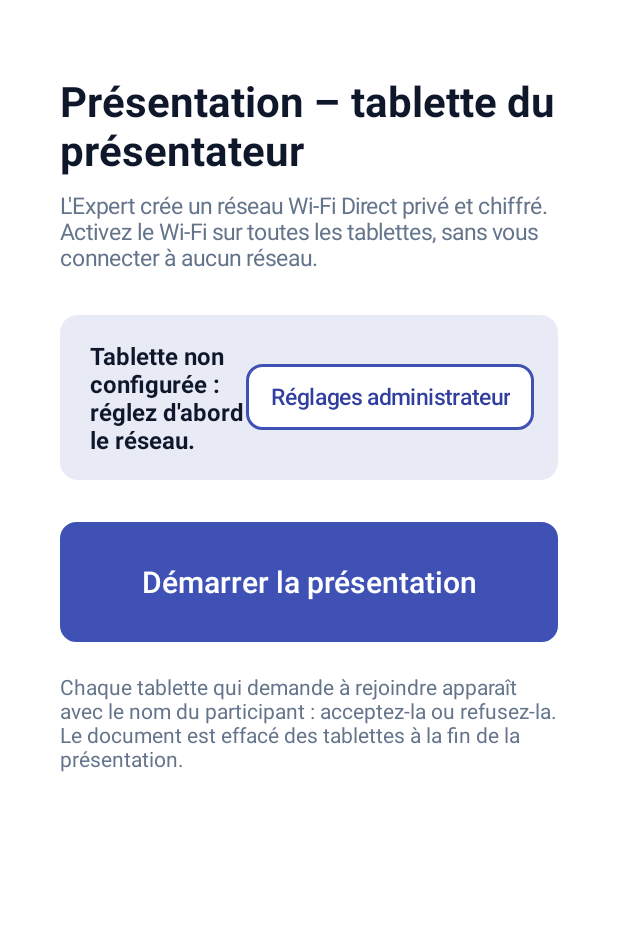
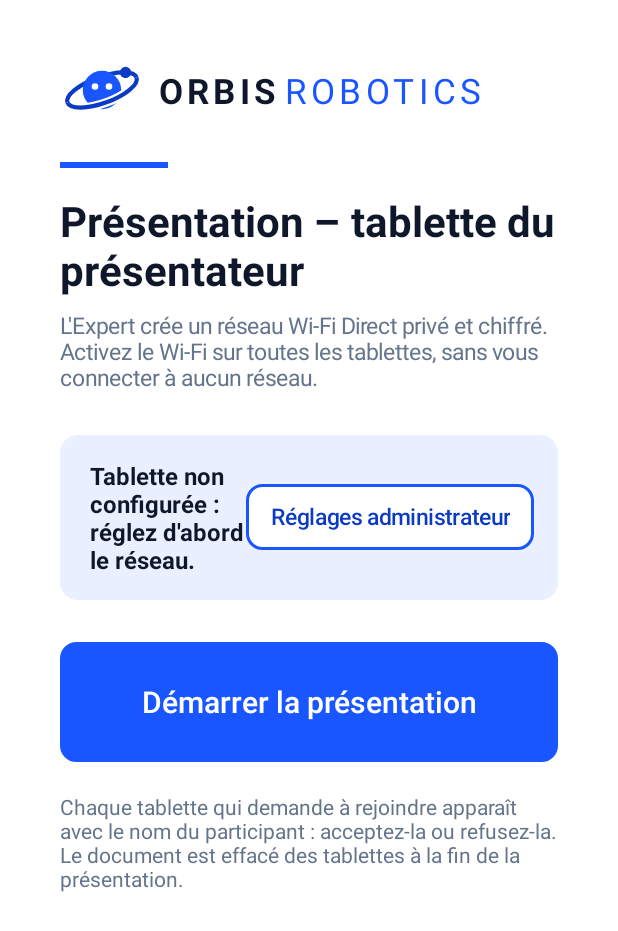
Before and after one commit to ant-one-dev/pdf-sync, an Android app: the screen it shows after launch (MainActivity), on a phone screen of 412 x 824 dp. Shown: the top 931 px of the screen. Run offline under Robolectric (Android 15) with nearby library versions, the phone set to English and light mode, and no system bars.

Commit message:
Charte Orbis Robotics : logo, couleurs, icône

```diff
--- a/app/src/main/AndroidManifest.xml
+++ b/app/src/main/AndroidManifest.xml
@@ -23,7 +23,7 @@
 
     <application
         android:allowBackup="false"
-        android:icon="@android:drawable/ic_menu_slideshow"
+        android:icon="@mipmap/ic_launcher"
         android:label="${appName}"
         android:largeHeap="true"
         android:theme="@style/Theme.PdfSync">
--- a/app/src/main/java/com/orbisrobotics/pdfsync/MainActivity.kt
+++ b/app/src/main/java/com/orbisrobotics/pdfsync/MainActivity.kt
@@ -15,6 +15,7 @@ import android.os.Bundle
 import android.provider.Settings
 import android.text.InputType
 import android.view.Gravity
+import android.view.View
 import android.widget.EditText
 import android.widget.FrameLayout
 import android.widget.LinearLayout
@@ -39,6 +40,9 @@ class MainActivity : Activity() {
             orientation = LinearLayout.VERTICAL
             setPadding(dp(40), dp(32), dp(40), dp(32))
         }
+        content.addView(logo(56))
+        content.addView(View(this).apply { setBackgroundColor(Palette.ACCENT) },
+            LinearLayout.LayoutParams(dp(72), dp(4)).apply { topMargin = dp(20) })
         content.addView(label(screenTitle(), 28f, Palette.TEXT, bold = true).apply { setPadding(0, dp(16), 0, 0) })
         content.addView(label("L'Expert crée un réseau Wi-Fi Direct privé et chiffré. Activez le Wi-Fi " +
             "sur toutes les tablettes, sans vous connecter à aucun réseau.", 15f, Palette.MUTED).apply {
--- a/app/src/main/java/com/orbisrobotics/pdfsync/PageView.kt
+++ b/app/src/main/java/com/orbisrobotics/pdfsync/PageView.kt
@@ -83,7 +83,7 @@ class PageView(context: Context) : View(context) {
     })
 
     init {
-        setBackgroundColor(0xFFEEF1F5.toInt())
+        setBackgroundColor(Palette.PAGE_BG)
     }
 
     fun setPage(bmp: Bitmap) {
--- a/app/src/main/java/com/orbisrobotics/pdfsync/Ui.kt
+++ b/app/src/main/java/com/orbisrobotics/pdfsync/Ui.kt
@@ -6,14 +6,17 @@ import android.graphics.Color
 import android.graphics.Typeface
 import android.graphics.drawable.GradientDrawable
 import android.graphics.drawable.RippleDrawable
+import android.view.Gravity
 import android.widget.Button
+import android.widget.ImageView
 import android.widget.LinearLayout
 import android.widget.TextView
 
 object Palette {
-    const val ACCENT = 0xFF3F51B5.toInt()
-    const val ACCENT_DARK = 0xFF303F9F.toInt()
-    const val ACCENT_LIGHT = 0xFFE8EAF6.toInt()
+    // Orbis Robotics : bleu électrique / blanc
+    const val ACCENT = 0xFF1A56FF.toInt()
+    const val ACCENT_DARK = 0xFF0B3AC4.toInt()
+    const val ACCENT_LIGHT = 0xFFEAF0FF.toInt()
     const val TEXT = 0xFF0F172A.toInt()
     const val MUTED = 0xFF64748B.toInt()
     const val DIVIDER = 0xFFE2E8F0.toInt()
@@ -61,3 +64,19 @@ fun Context.label(text: String, size: Float, color: Int, bold: Boolean = false)
 fun startMargin(px: Int) = LinearLayout.LayoutParams(
     LinearLayout.LayoutParams.WRAP_CONTENT, LinearLayout.LayoutParams.WRAP_CONTENT
 ).apply { marginStart = px }
+
+/** Logo : pictogramme + « ORBIS ROBOTICS ». */
+fun Context.logo(size: Int) = LinearLayout(this).apply {
+    orientation = LinearLayout.HORIZONTAL
+    gravity = Gravity.CENTER_VERTICAL
+    addView(ImageView(context).apply { setImageResource(R.drawable.ic_orbis) },
+        LinearLayout.LayoutParams(dp(size), dp(size)))
+    addView(label("ORBIS", size * 0.42f, Palette.TEXT, bold = true).apply {
+        letterSpacing = 0.12f
+        setPadding(dp(10), 0, 0, 0)
+    })
+    addView(label("ROBOTICS", size * 0.42f, Palette.ACCENT).apply {
+        letterSpacing = 0.12f
+        setPadding(dp(6), 0, 0, 0)
+    })
+}
--- /dev/null
+++ b/app/src/main/res/drawable/ic_orbis.xml
@@ -0,0 +1,22 @@
+<vector xmlns:android="http://schemas.android.com/apk/res/android"
+    android:width="48dp"
+    android:height="48dp"
+    android:viewportWidth="48"
+    android:viewportHeight="48">
+    <group android:rotation="-20" android:pivotX="24" android:pivotY="24">
+        <path android:strokeColor="#0B3AC4" android:strokeWidth="2.4"
+            android:pathData="M3,24a21,7.5 0 0,1 42,0" />
+        <path android:fillColor="#0B3AC4"
+            android:pathData="M36.9,19.2a3.2,3.2 0 1,0 6.4,0a3.2,3.2 0 1,0 -6.4,0" />
+    </group>
+    <path android:fillColor="#1A56FF"
+        android:pathData="M13,24a11,11 0 1,0 22,0a11,11 0 1,0 -22,0" />
+    <path android:fillColor="#FFFFFF"
+        android:pathData="M18.1,22a1.9,1.9 0 1,0 3.8,0a1.9,1.9 0 1,0 -3.8,0M26.1,22a1.9,1.9 0 1,0 3.8,0a1.9,1.9 0 1,0 -3.8,0" />
+    <group android:rotation="-20" android:pivotX="24" android:pivotY="24">
+        <path android:strokeColor="#FFFFFF" android:strokeWidth="5"
+            android:pathData="M3,24a21,7.5 0 0,0 42,0" />
+        <path android:strokeColor="#0B3AC4" android:strokeWidth="2.4"
+            android:pathData="M3,24a21,7.5 0 0,0 42,0" />
+    </group>
+</vector>
--- /dev/null
+++ b/app/src/main/res/mipmap-anydpi-v26/ic_launcher.xml
@@ -0,0 +1,5 @@
+<?xml version="1.0" encoding="utf-8"?>
+<adaptive-icon xmlns:android="http://schemas.android.com/apk/res/android">
+    <background android:drawable="@android:color/white" />
+    <foreground android:drawable="@drawable/ic_launcher_foreground" />
+</adaptive-icon>
--- a/app/src/main/res/values-v27/themes.xml
+++ b/app/src/main/res/values-v27/themes.xml
@@ -1,8 +1,8 @@
 <?xml version="1.0" encoding="utf-8"?>
 <resources>
     <style name="Theme.PdfSync" parent="android:Theme.Material.Light.NoActionBar">
-        <item name="android:colorPrimary">#3F51B5</item>
-        <item name="android:colorAccent">#3F51B5</item>
+        <item name="android:colorPrimary">#1A56FF</item>
+        <item name="android:colorAccent">#1A56FF</item>
         <item name="android:windowBackground">@android:color/white</item>
         <item name="android:statusBarColor">@android:color/white</item>
         <item name="android:navigationBarColor">@android:color/white</item>
--- a/app/src/main/res/values/themes.xml
+++ b/app/src/main/res/values/themes.xml
@@ -1,8 +1,8 @@
 <?xml version="1.0" encoding="utf-8"?>
 <resources>
     <style name="Theme.PdfSync" parent="android:Theme.Material.Light.NoActionBar">
-        <item name="android:colorPrimary">#3F51B5</item>
-        <item name="android:colorAccent">#3F51B5</item>
+        <item name="android:colorPrimary">#1A56FF</item>
+        <item name="android:colorAccent">#1A56FF</item>
         <item name="android:windowBackground">@android:color/white</item>
         <item name="android:statusBarColor">@android:color/white</item>
         <item name="android:navigationBarColor">@android:color/white</item>
```
Also changed, not shown: app/src/main/res/drawable/ic_launcher_foreground.xml (added, +24 -0 lines), app/src/main/res/mipmap-hdpi/ic_launcher.png (added), app/src/main/res/mipmap-mdpi/ic_launcher.png (added), app/src/main/res/mipmap-xhdpi/ic_launcher.png (added), app/src/main/res/mipmap-xxhdpi/ic_launcher.png (added), app/src/main/res/mipmap-xxxhdpi/ic_launcher.png (added), 2 other files.
